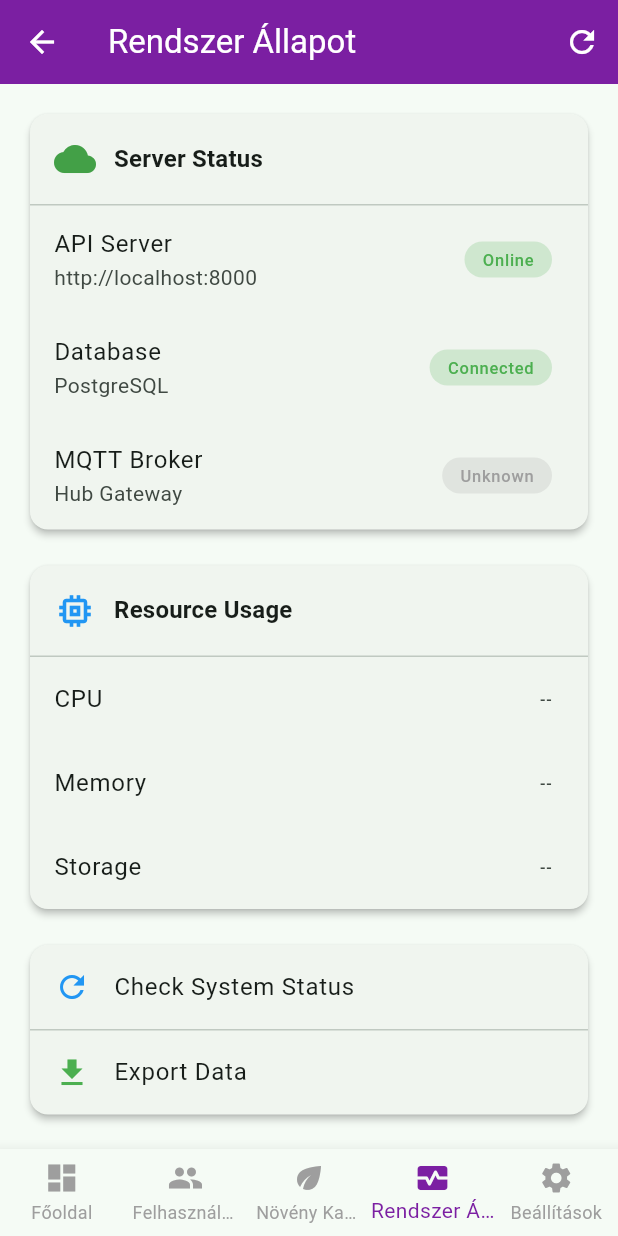
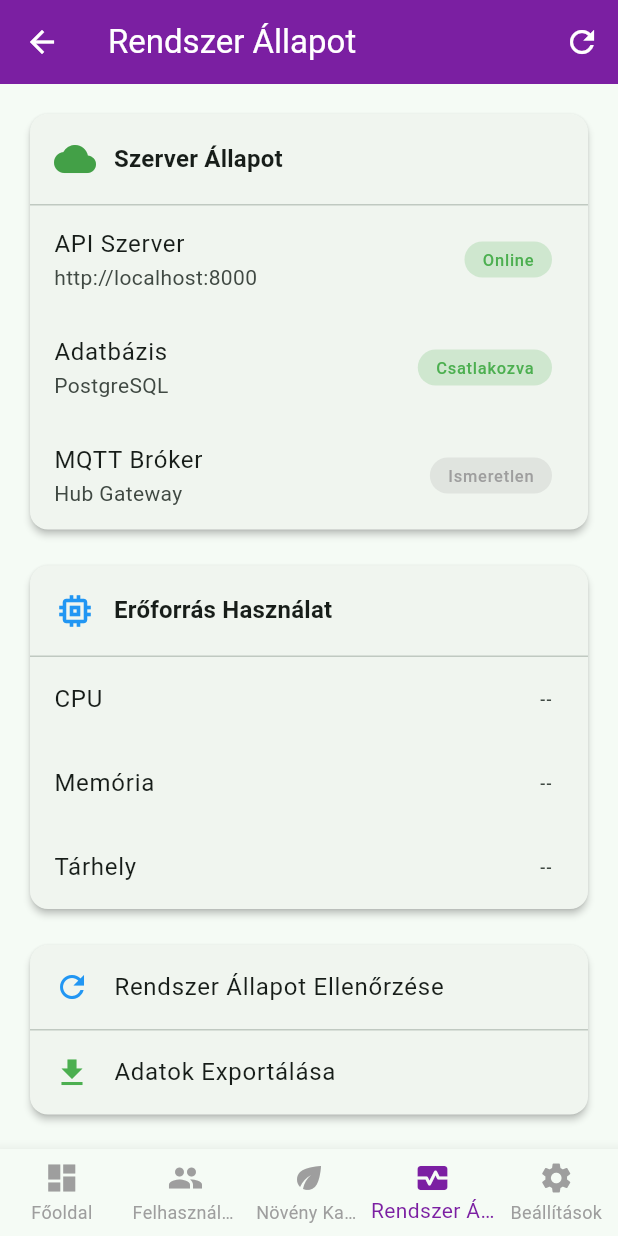
Before and after one commit to Fustli/iot-plant-monitoring-system, a Flutter app: the AdminDashboardScreen screen opened by its route, swiped to page 4, on a phone screen of 412 x 824 dp. Run offline on Flutter 3.47's test engine with Material 3 defaults, Android fonts, the phone set to English and light mode, and no system bars; our stand-ins replace shared_preferences; accounts and stored records are empty; network calls fail; project files that could hold a hidden picture were left out.

Commit message:
nem birom angol magyar verzio javitasa

```diff
--- a/flutter_app/lib/screens/admin_dashboard_screen.dart
+++ b/flutter_app/lib/screens/admin_dashboard_screen.dart
@@ -224,7 +224,9 @@ class _DashboardViewState extends State<_DashboardView> {
                   children: [
                     const Icon(Icons.error, color: Colors.red),
                     const SizedBox(width: 8),
-                    Expanded(child: Text('Error loading stats: $_error')),
+                    Expanded(
+                        child: Text(
+                            '${localization.tr('admin_error_loading_stats')}: $_error')),
                     IconButton(
                       icon: const Icon(Icons.refresh),
                       onPressed: _loadStats,
@@ -464,7 +466,7 @@ class _SystemView extends StatelessWidget {
                     Icon(Icons.cloud, color: Colors.green[600], size: 28),
                     const SizedBox(width: 12),
                     Text(
-                      'Server Status',
+                      localization.tr('admin_server_status'),
                       style: Theme.of(context).textTheme.titleMedium?.copyWith(
                             fontWeight: FontWeight.bold,
                           ),
@@ -474,7 +476,7 @@ class _SystemView extends StatelessWidget {
               ),
               const Divider(height: 1),
               ListTile(
-                title: const Text('API Server'),
+                title: Text(localization.tr('admin_api_server')),
                 subtitle: const Text('http://localhost:8000'),
                 trailing: Container(
                   padding:
@@ -483,9 +485,9 @@ class _SystemView extends StatelessWidget {
                     color: Colors.green.withOpacity(0.2),
                     borderRadius: BorderRadius.circular(12),
                   ),
-                  child: const Text(
-                    'Online',
-                    style: TextStyle(
+                  child: Text(
+                    localization.tr('admin_online'),
+                    style: const TextStyle(
                       color: Colors.green,
                       fontWeight: FontWeight.w500,
                     ),
@@ -493,8 +495,8 @@ class _SystemView extends StatelessWidget {
                 ),
               ),
               ListTile(
-                title: const Text('Database'),
-                subtitle: const Text('PostgreSQL'),
+                title: Text(localization.tr('admin_database')),
+                subtitle: Text(localization.tr('admin_postgresql')),
                 trailing: Container(
                   padding:
                       const EdgeInsets.symmetric(horizontal: 12, vertical: 4),
@@ -502,9 +504,9 @@ class _SystemView extends StatelessWidget {
                     color: Colors.green.withOpacity(0.2),
                     borderRadius: BorderRadius.circular(12),
                   ),
-                  child: const Text(
-                    'Connected',
-                    style: TextStyle(
+                  child: Text(
+                    localization.tr('admin_connected'),
+                    style: const TextStyle(
                       color: Colors.green,
                       fontWeight: FontWeight.w500,
                     ),
@@ -512,8 +514,8 @@ class _SystemView extends StatelessWidget {
                 ),
               ),
               ListTile(
-                title: const Text('MQTT Broker'),
-                subtitle: const Text('Hub Gateway'),
+                title: Text(localization.tr('admin_mqtt_broker')),
+                subtitle: Text(localization.tr('admin_hub_gateway')),
                 trailing: Container(
                   padding:
                       const EdgeInsets.symmetric(horizontal: 12, vertical: 4),
@@ -521,9 +523,9 @@ class _SystemView extends StatelessWidget {
                     color: Colors.grey.withOpacity(0.2),
                     borderRadius: BorderRadius.circular(12),
                   ),
-                  child: const Text(
-                    'Unknown',
-                    style: TextStyle(
+                  child: Text(
+                    localization.tr('admin_unknown'),
+                    style: const TextStyle(
                       color: Colors.grey,
                       fontWeight: FontWeight.w500,
                     ),
@@ -548,7 +550,7 @@ class _SystemView extends StatelessWidget {
                     Icon(Icons.memory, color: AppColors.info, size: 28),
                     const SizedBox(width: 12),
                     Text(
-                      'Resource Usage',
+                      localization.tr('admin_resource_usage'),
                       style: Theme.of(context).textTheme.titleMedium?.copyWith(
                             fontWeight: FontWeight.bold,
                           ),
@@ -558,15 +560,15 @@ class _SystemView extends StatelessWidget {
               ),
               const Divider(height: 1),
               ListTile(
-                title: const Text('CPU'),
+                title: Text(localization.tr('admin_cpu')),
                 trailing: const Text('--'),
               ),
               ListTile(
-                title: const Text('Memory'),
+                title: Text(localization.tr('admin_memory')),
                 trailing: const Text('--'),
               ),
               ListTile(
-                title: const Text('Storage'),
+                title: Text(localization.tr('admin_storage')),
                 trailing: const Text('--'),
               ),
             ],
@@ -581,7 +583,7 @@ class _SystemView extends StatelessWidget {
             children: [
               ListTile(
                 leading: Icon(Icons.refresh, color: AppColors.info),
-                title: const Text('Check System Status'),
+                title: Text(localization.tr('admin_check_status')),
                 onTap: () {
                   ScaffoldMessenger.of(context).showSnackBar(
                     SnackBar(content: Text(localization.tr('common_loading'))),
@@ -591,7 +593,7 @@ class _SystemView extends StatelessWidget {
               const Divider(height: 1),
               ListTile(
                 leading: const Icon(Icons.download, color: Colors.green),
-                title: const Text('Export Data'),
+                title: Text(localization.tr('admin_export_data')),
                 onTap: () {
                   ScaffoldMessenger.of(context).showSnackBar(
                     SnackBar(content: Text(localization.tr('common_loading'))),
--- a/flutter_app/lib/services/localization_service.dart
+++ b/flutter_app/lib/services/localization_service.dart
@@ -363,7 +363,10 @@ class LocalizationProvider with ChangeNotifier {
     'admin_server_status': 'Server Status',
     'admin_api_server': 'API Server',
     'admin_online': 'Online',
+    'admin_connected': 'Connected',
+    'admin_unknown': 'Unknown',
     'admin_database': 'Database',
+    'admin_postgresql': 'PostgreSQL',
     'admin_mqtt_broker': 'MQTT Broker',
     'admin_hub_gateway': 'Hub Gateway',
     'admin_resource_usage': 'Resource Usage',
@@ -373,6 +376,36 @@ class LocalizationProvider with ChangeNotifier {
     'admin_check_status': 'Check System Status',
     'admin_export_data': 'Export Data',
     'admin_quick_actions': 'Quick Actions',
+    'admin_error_loading_stats': 'Error loading stats',
+
+    // User Dashboard - Hubs
+    'user_my_hubs': 'My Hubs',
+    'user_hubs_configured': '{count} hub(s) configured',
+    'user_no_hubs': 'No hubs configured',
+    'user_add_hub': 'Add Hub',
+    'user_edit_hub': 'Edit Hub',
+    'user_delete_hub': 'Delete Hub',
+    'user_delete_hub_confirm':
+        'Are you sure you want to delete "{name}"? All devices assigned to this hub will be unassigned.',
+    'user_hub_added': 'Hub added (local only - backend not connected)',
+    'user_hub_updated': 'Hub updated (local only - backend not connected)',
+    'user_hub_deleted': 'Hub deleted (local only - backend not connected)',
+    'user_hub_id': 'Hub ID',
+    'user_hub_id_mac': 'Hub ID (MAC/Serial)',
+    'user_hub_link': 'Hub Link (MQTT URL)',
+    'user_hub_name': 'Hub Name',
+    'user_location': 'Location',
+    'user_offline': 'Offline',
+    'user_plant_history': 'Plant History & Analytics',
+
+    // Plant Detail
+    'plant_no_sensor_history': 'No sensor history available',
+    'plant_no_water_pump': 'No water pump device assigned to this plant',
+    'plant_watered_success': 'Plant watered successfully!',
+    'plant_no_light_device': 'No light device assigned to this plant',
+    'plant_light_adjusted': 'Light adjusted successfully!',
+    'plant_no_temp_device': 'No temperature device assigned to this plant',
+    'plant_temp_adjusted': 'Temperature adjusted successfully!',
 
     // History Screen
     'history_title': 'Plant History & Analytics',
@@ -781,6 +814,45 @@ class LocalizationProvider with ChangeNotifier {
     'admin_check_status': 'Rendszer Állapot Ellenőrzése',
     'admin_export_data': 'Adatok Exportálása',
     'admin_quick_actions': 'Gyors Műveletek',
+    'admin_connected': 'Csatlakozva',
+    'admin_unknown': 'Ismeretlen',
+    'admin_postgresql': 'PostgreSQL',
+    'admin_error_loading_stats': 'Hiba a statisztikák betöltésekor',
+
+    // User Dashboard - Hubs
+    'user_my_hubs': 'Hubok',
+    'user_hubs_configured': '{count} hub konfigurálva',
+    'user_no_hubs': 'Nincs hub konfigurálva',
+    'user_add_hub': 'Hub Hozzáadása',
+    'user_edit_hub': 'Hub Szerkesztése',
+    'user_delete_hub': 'Hub Törlése',
+    'user_delete_hub_confirm':
+        'Biztosan törölni szeretné a(z) "{name}" hubot? Az ehhez a hubhoz tartozó eszközök hozzárendelése megszűnik.',
+    'user_hub_added':
+        'Hub hozzáadva (csak lokálisan - backend nincs csatlakoztatva)',
+    'user_hub_updated':
+        'Hub frissítve (csak lokálisan - backend nincs csatlakoztatva)',
+    'user_hub_deleted':
+        'Hub törölve (csak lokálisan - backend nincs csatlakoztatva)',
+    'user_hub_id': 'Hub ID',
+    'user_hub_id_mac': 'Hub ID (MAC/Sorozatszám)',
+    'user_hub_link': 'Hub Link (MQTT URL)',
+    'user_hub_name': 'Hub Név',
+    'user_location': 'Hely',
+    'user_offline': 'Offline',
+    'user_plant_history': 'Növény Előzmények és Analitika',
+
+    // Plant Detail
+    'plant_no_sensor_history': 'Nincs szenzor előzmény',
+    'plant_no_water_pump':
+        'Nincs öntözőpumpa eszköz hozzárendelve ehhez a növényhez',
+    'plant_watered_success': 'Növény sikeresen öntözve!',
+    'plant_no_light_device':
+        'Nincs világítás eszköz hozzárendelve ehhez a növényhez',
+    'plant_light_adjusted': 'Világítás sikeresen beállítva!',
+    'plant_no_temp_device':
+        'Nincs hőmérséklet eszköz hozzárendelve ehhez a növényhez',
+    'plant_temp_adjusted': 'Hőmérséklet sikeresen beállítva!',
 
     // History Screen
     'history_title': 'Növény Előzmények és Analitika',
```
Also changed, not shown: flutter_app/lib/screens/manufacturer_dashboard_screen.dart (+6 -6 lines), flutter_app/lib/screens/plant_detail_screen.dart (+20 -15 lines), flutter_app/lib/screens/user_dashboard_screen.dart (+60 -51 lines).
